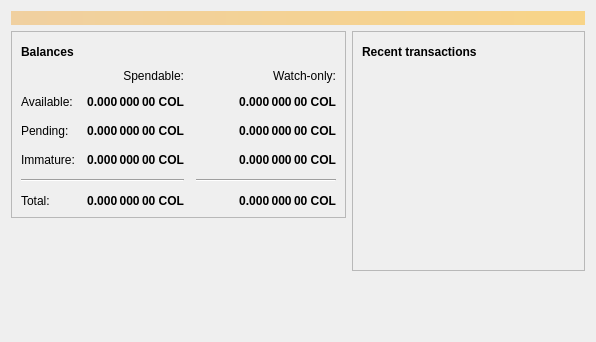
Qt form src/qt/forms/overviewpage.ui (minblock/torchcoin) before a commit.
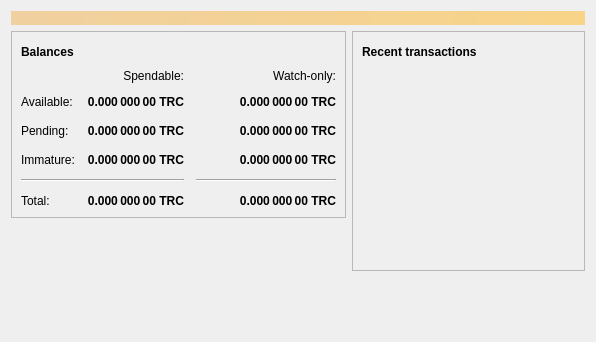
The same form after that commit. Icons and pictures are not drawn.

What changed in the file:
```diff
--- a/src/qt/forms/overviewpage.ui
+++ b/src/qt/forms/overviewpage.ui
@@ -129,7 +129,7 @@
                <string>Unconfirmed transactions to watch-only addresses</string>
               </property>
               <property name="text">
-               <string notr="true">0.000 000 00 COL</string>
+               <string notr="true">0.000 000 00 TRC</string>
               </property>
               <property name="alignment">
                <set>Qt::AlignRight|Qt::AlignTrailing|Qt::AlignVCenter</set>
@@ -154,7 +154,7 @@
                <string>Total of transactions that have yet to be confirmed, and do not yet count toward the spendable balance</string>
               </property>
               <property name="text">
-               <string notr="true">0.000 000 00 COL</string>
+               <string notr="true">0.000 000 00 TRC</string>
               </property>
               <property name="alignment">
                <set>Qt::AlignRight|Qt::AlignTrailing|Qt::AlignVCenter</set>
@@ -179,7 +179,7 @@
                <string>Mined balance in watch-only addresses that has not yet matured</string>
               </property>
               <property name="text">
-               <string notr="true">0.000 000 00 COL</string>
+               <string notr="true">0.000 000 00 TRC</string>
               </property>
               <property name="alignment">
                <set>Qt::AlignRight|Qt::AlignTrailing|Qt::AlignVCenter</set>
@@ -237,7 +237,7 @@
                <string>Mined balance that has not yet matured</string>
               </property>
               <property name="text">
-               <string notr="true">0.000 000 00 COL</string>
+               <string notr="true">0.000 000 00 TRC</string>
               </property>
               <property name="alignment">
                <set>Qt::AlignRight|Qt::AlignTrailing|Qt::AlignVCenter</set>
@@ -282,7 +282,7 @@
                <string>Your current total balance</string>
               </property>
               <property name="text">
-               <string notr="true">0.000 000 00 COL</string>
+               <string notr="true">0.000 000 00 TRC</string>
               </property>
               <property name="alignment">
                <set>Qt::AlignRight|Qt::AlignTrailing|Qt::AlignVCenter</set>
@@ -307,7 +307,7 @@
                <string>Current total balance in watch-only addresses</string>
               </property>
               <property name="text">
-               <string notr="true">0.000 000 00 COL</string>
+               <string notr="true">0.000 000 00 TRC</string>
               </property>
               <property name="alignment">
                <set>Qt::AlignRight|Qt::AlignTrailing|Qt::AlignVCenter</set>
@@ -349,7 +349,7 @@
                <string>Your current spendable balance</string>
               </property>
               <property name="text">
-               <string notr="true">0.000 000 00 COL</string>
+               <string notr="true">0.000 000 00 TRC</string>
               </property>
               <property name="alignment">
                <set>Qt::AlignRight|Qt::AlignTrailing|Qt::AlignVCenter</set>
@@ -374,7 +374,7 @@
                <string>Your current balance in watch-only addresses</string>
               </property>
               <property name="text">
-               <string notr="true">0.000 000 00 COL</string>
+               <string notr="true">0.000 000 00 TRC</string>
               </property>
               <property name="alignment">
                <set>Qt::AlignRight|Qt::AlignTrailing|Qt::AlignVCenter</set>
```
